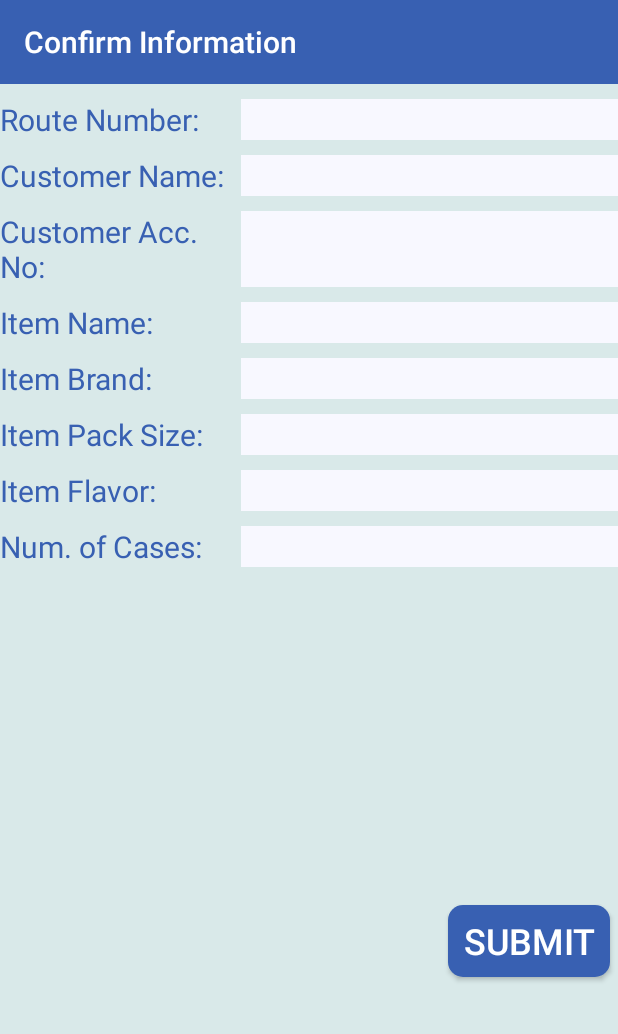
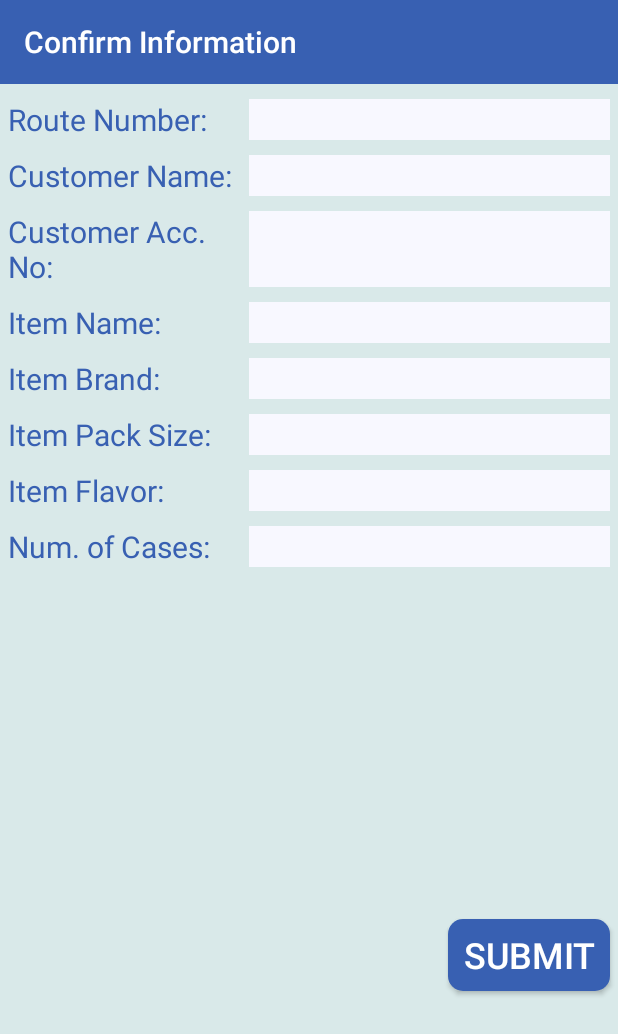
Before and after one commit to KershawnFranklyn/MerchandiserStockCount, an Android app: the ConfirmationActivity screen opened directly, with no data from a screen before it, on a phone screen of 412 x 824 dp. Shown: the top 1034 px of the screen. Run offline under Robolectric (Android 15) with nearby library versions, the phone set to English and light mode, and no system bars; 2 statements that could not run were skipped.

```diff
--- a/app/src/main/AndroidManifest.xml
+++ b/app/src/main/AndroidManifest.xml
@@ -1,6 +1,6 @@
 <?xml version="1.0" encoding="utf-8"?>
 <manifest xmlns:android="http://schemas.android.com/apk/res/android"
-    package="com.teammystic.merchandiserstockcount">
+    package="com.ecng3020project.merchandiserstockcount">
 
     <application
         android:allowBackup="true"
@@ -9,14 +9,14 @@
         android:roundIcon="@mipmap/ic_launcher_round"
         android:supportsRtl="true"
         android:theme="@style/Theme.AppCompat.NoActionBar">
-        <activity android:name=".MainActivity">
+        <activity android:name="com.ecng3020project.merchandiserstockcount.MainActivity">
             <intent-filter>
                 <action android:name="android.intent.action.MAIN" />
 
                 <category android:name="android.intent.category.LAUNCHER" />
             </intent-filter>
         </activity>
-        <activity android:name=".ConfirmationActivity"/>
+        <activity android:name="com.ecng3020project.merchandiserstockcount.ConfirmationActivity"/>
 
     </application>
 
--- /dev/null
+++ b/app/src/main/java/com/ecng3020project/merchandiserstockcount/ConfirmationActivity.java
@@ -0,0 +1,100 @@
+package com.ecng3020project.merchandiserstockcount;
+
+import android.content.Intent;
+import android.os.Bundle;
+import android.view.View;
+import android.widget.Button;
+import android.widget.EditText;
+import android.widget.Toast;
+
+import androidx.appcompat.app.AppCompatActivity;
+import androidx.appcompat.widget.Toolbar;
+
+public class ConfirmationActivity extends AppCompatActivity {
+
+    private Toolbar toolbar;
+
+    protected void onCreate(Bundle savedInstanceState)
+    {
+        super.onCreate(savedInstanceState);
+        setContentView(R.layout.confirmation_screen_ver_1_0);
+        toolbar = findViewById(R.id.toolBar);
+        setTitle("Confirm Information");
+        setSupportActionBar(toolbar);
+        final DatabaseAccess databaseAccess = DatabaseAccess.getInstance(this);
+        databaseAccess.open();
+        databaseAccess.createTable();
+        databaseAccess.close();
+
+        Intent intent = getIntent();
+        final String routeNumberString = intent.getStringExtra("routeNumberIntent");
+        final String customerNameString = intent.getStringExtra("customerNameIntent");
+        String customerAccountString = intent.getStringExtra("customerAccountIntent");
+        String itemNameString = intent.getStringExtra("itemNameIntent");
+        String itemBrandString = intent.getStringExtra("itemBrandIntent");
+        String itemPackSizeString = intent.getStringExtra("itemPackSizeIntent");
+        String itemFlavorString = intent.getStringExtra("itemFlavorIntent");
+        String numOfCasesString = intent.getStringExtra("numOfCasesIntent");
+
+        Toast toast = Toast.makeText(ConfirmationActivity.this,"Please confirm information. Click 'Submit' to save.", Toast.LENGTH_LONG);
+        toast.show();
+
+        final EditText routeNumTextView = findViewById(R.id.displayRouteNumberInputEditTextView);
+        routeNumTextView.setText(routeNumberString);
+
+        final EditText custNameTextView = findViewById(R.id.displayCustomerNameInputEditTextView);
+        custNameTextView.setText(customerNameString);
+
+        final EditText custAccTextView = findViewById(R.id.displayCustomerAccountInputEditTextView);
+        custAccTextView.setText(customerAccountString);
+
+        final EditText itemNameTextView = findViewById(R.id.displayItemNameInputEditTextView);
+        itemNameTextView.setText(itemNameString);
+
+        final EditText itemBrandTextView = findViewById(R.id.displayItemBrandInputEditTextView);
+        itemBrandTextView.setText(itemBrandString);
+
+        final EditText itemPackSizeTextView = findViewById(R.id.displayItemPackSizeInputEditTextView);
+        itemPackSizeTextView.setText(itemPackSizeString);
+
+        final EditText itemFlavorTextView = findViewById(R.id.displayItemFlavorInputEditTextView);
+        itemFlavorTextView.setText(itemFlavorString);
+
+        final EditText numOfCasesTextView = findViewById(R.id.displayNoOfCasesInputEditTextView);
+        numOfCasesTextView.setText(numOfCasesString);
+
+
+        final Button button = findViewById(R.id.submitBtn);
+        button.setOnClickListener(new View.OnClickListener() {
+            @Override
+            public void onClick(View view) {
+                databaseAccess.open();
+                Boolean test = databaseAccess.insertData(routeNumTextView.getText().toString(),
+                        custAccTextView.getText().toString(), custNameTextView.getText().toString(),
+                        itemNameTextView.getText().toString(), itemBrandTextView.getText().toString(),
+                        itemPackSizeTextView.getText().toString(), itemFlavorTextView.getText().toString(),
+                        numOfCasesTextView.getText().toString());
+                databaseAccess.close();
+
+
+                if(test == true){
+                    Toast toast = Toast.makeText(    ConfirmationActivity.this, "Saved Successfully", Toast.LENGTH_SHORT);
+                    toast.show();
+                }
+
+                if(test == false){
+                    Toast toast = Toast.makeText(    ConfirmationActivity.this, "Saved Unsuccessfully", Toast.LENGTH_SHORT);
+                    toast.show();
+                }
+
+            }
+        });
+
+
+    }
+
+
+
+
+
+}
--- a/app/src/main/java/com/teammystic/merchandiserstockcount/CustomAutoCompleteTextChangedListener.java
+++ b/app/src/main/java/com/ecng3020project/merchandiserstockcount/CustomAutoCompleteTextChangedListener.java
@@ -7,7 +7,7 @@
  *    Code Adapted to fit this project
  ***************************************************************************************/
 
-package com.teammystic.merchandiserstockcount;
+package com.ecng3020project.merchandiserstockcount;
 
 import android.annotation.SuppressLint;
 import android.content.Context;
--- a/app/src/main/java/com/teammystic/merchandiserstockcount/CustomAutoCompleteView.java
+++ b/app/src/main/java/com/ecng3020project/merchandiserstockcount/CustomAutoCompleteView.java
@@ -7,7 +7,7 @@
  *
  ***************************************************************************************/
 
-package com.teammystic.merchandiserstockcount;
+package com.ecng3020project.merchandiserstockcount;
 
 import android.content.Context;
 import android.util.AttributeSet;
--- a/app/src/main/java/com/teammystic/merchandiserstockcount/MyObject.java
+++ b/app/src/main/java/com/ecng3020project/merchandiserstockcount/MyObject.java
@@ -7,7 +7,7 @@
  *
  ***************************************************************************************/
 
-package com.teammystic.merchandiserstockcount;
+package com.ecng3020project.merchandiserstockcount;
 
 public class MyObject {
 
--- a/app/src/main/java/com/teammystic/merchandiserstockcount/ConfirmationActivity.java
+++ /dev/null
@@ -1,66 +0,0 @@
-package com.teammystic.merchandiserstockcount;
-
-import android.content.Intent;
-import android.os.Bundle;
-import android.view.View;
-import android.widget.EditText;
-import android.widget.TextView;
-import android.widget.Toast;
-
-import androidx.appcompat.app.AppCompatActivity;
-import androidx.appcompat.widget.Toolbar;
-
-import org.w3c.dom.Text;
-
-public class ConfirmationActivity extends AppCompatActivity {
-
-    private Toolbar toolbar;
-
-    protected void onCreate(Bundle savedInstanceState)
-    {
-        super.onCreate(savedInstanceState);
-        setContentView(R.layout.confirmation_screen_ver_1_0);
-        toolbar = findViewById(R.id.toolBar);
-        setTitle("Confirm Information");
-        setSupportActionBar(toolbar);
-
-        Intent intent = getIntent();
-        String routeNumberString = intent.getStringExtra("routeNumberIntent");
-        String customerNameString = intent.getStringExtra("customerNameIntent");
-        String customerAccountString = intent.getStringExtra("customerAccountIntent");
-        String itemNameString = intent.getStringExtra("itemNameIntent");
-        String itemBrandString = intent.getStringExtra("itemBrandIntent");
-        String itemPackSizeString = intent.getStringExtra("itemPackSizeIntent");
-        String itemFlavorString = intent.getStringExtra("itemFlavorIntent");
-        String numOfCasesString = intent.getStringExtra("numOfCasesIntent");
-
-        Toast toast = Toast.makeText(ConfirmationActivity.this,"Please confirm information. Click 'Submit' to save.", Toast.LENGTH_LONG);
-        toast.show();
-
-        EditText routeNumTextView = findViewById(R.id.displayRouteNumberInputEditTextView);
-        routeNumTextView.setText(routeNumberString);
-
-        EditText custNameTextView = findViewById(R.id.displayCustomerNameInputEditTextView);
-        custNameTextView.setText(customerNameString);
-
-        EditText custAccTextView = findViewById(R.id.displayCustomerAccountInputEditTextView);
-        custAccTextView.setText(customerAccountString);
-
-        EditText itemNameTextView = findViewById(R.id.displayItemNameInputEditTextView);
-        itemNameTextView.setText(itemNameString);
-
-        EditText itemBrandTextView = findViewById(R.id.displayItemBrandInputEditTextView);
-        itemBrandTextView.setText(itemBrandString);
-
-        EditText itemPackSizeTextView = findViewById(R.id.displayItemPackSizeInputEditTextView);
-        itemPackSizeTextView.setText(itemPackSizeString);
-
-        EditText itemFlavorTextView = findViewById(R.id.displayItemFlavorInputEditTextView);
-        itemFlavorTextView.setText(itemFlavorString);
-
-        EditText numOfCasesTextView = findViewById(R.id.displayNoOfCasesInputEditTextView);
-        numOfCasesTextView.setText(numOfCasesString);
-
-
-    }
-}
--- a/app/src/main/res/layout/confirmation_screen_ver_1_0.xml
+++ b/app/src/main/res/layout/confirmation_screen_ver_1_0.xml
@@ -11,6 +11,15 @@
         layout="@layout/toolbar_layout"
         android:layout_width="match_parent"
         android:layout_height="wrap_content" />
+
+    <androidx.core.widget.NestedScrollView
+        android:layout_width="match_parent"
+        android:layout_height="match_parent">
+
+        <LinearLayout
+            android:layout_width="match_parent"
+            android:layout_height="match_parent"
+            android:orientation="vertical">
 
             <Space
                 android:layout_width="match_parent"
@@ -28,7 +37,9 @@
                     android:layout_height="match_parent"
                     android:text="Route Number:"
                     android:textColor="@color/SMJTextBlue"
-            android:textSize="20sp" />
+                    android:textSize="20sp"
+                    android:layout_marginLeft="5sp"
+                    />
 
                 <Space
                     android:layout_width="5sp"
@@ -41,7 +52,8 @@
                     android:layout_weight="1"
                     android:background="@color/GhostWhite"
                     android:textColor="@color/SMJTextBlue"
-            android:textSize="20sp" />
+                    android:textSize="20sp"
+                    android:layout_marginRight="5sp"/>
 
             </LinearLayout>
 
@@ -61,7 +73,8 @@
                     android:layout_height="wrap_content"
                     android:text="Customer Name:"
                     android:textColor="@color/SMJTextBlue"
-            android:textSize="20sp" />
+                    android:textSize="20sp"
+                    android:layout_marginLeft="5sp"/>
 
                 <Space
                     android:layout_width="5sp"
@@ -74,7 +87,8 @@
                     android:layout_weight="1"
                     android:background="@color/GhostWhite"
                     android:textColor="@color/SMJTextBlue"
-            android:textSize="20sp" />
+                    android:textSize="20sp"
+                    android:layout_marginRight="5sp"/>
 
             </LinearLayout>
 
@@ -94,7 +108,8 @@
                     android:layout_height="wrap_content"
                     android:text="Customer Acc.\nNo:"
                     android:textColor="@color/SMJTextBlue"
-            android:textSize="20sp" />
+                    android:textSize="20sp"
+                    android:layout_marginLeft="5sp"/>
 
                 <Space
                     android:layout_width="5sp"
@@ -107,7 +122,8 @@
                     android:layout_weight="1"
                     android:background="@color/GhostWhite"
                     android:textColor="@color/SMJTextBlue"
-            android:textSize="20sp" />
+                    android:textSize="20sp"
+                    android:layout_marginRight="5sp"/>
 
             </LinearLayout>
 
@@ -127,7 +143,8 @@
                     android:layout_height="match_parent"
                     android:text="Item Name:"
                     android:textColor="@color/SMJTextBlue"
-            android:textSize="20sp" />
+                    android:textSize="20sp"
+                    android:layout_marginLeft="5sp"/>
 
                 <Space
                     android:layout_width="5sp"
@@ -140,7 +157,8 @@
                     android:layout_weight="1"
                     android:background="@color/GhostWhite"
                     android:textColor="@color/SMJTextBlue"
-            android:textSize="20sp" />
+                    android:textSize="20sp"
+                    android:layout_marginRight="5sp"/>
 
             </LinearLayout>
 
@@ -160,7 +178,8 @@
                     android:layout_height="match_parent"
                     android:text="Item Brand:"
                     android:textColor="@color/SMJTextBlue"
-            android:textSize="20sp" />
+                    android:textSize="20sp"
+                    android:layout_marginLeft="5sp"/>
 
                 <Space
                     android:layout_width="5sp"
@@ -173,7 +192,8 @@
                     android:layout_weight="1"
                     android:background="@color/GhostWhite"
                     android:textColor="@color/SMJTextBlue"
-            android:textSize="20sp" />
+                    android:textSize="20sp"
+                    android:layout_marginRight="5sp"/>
 
             </LinearLayout>
 
@@ -193,7 +213,8 @@
                     android:layout_height="match_parent"
                     android:text="Item Pack Size:"
                     android:textColor="@color/SMJTextBlue"
-            android:textSize="20sp" />
+                    android:textSize="20sp"
+                    android:layout_marginLeft="5sp"/>
 
                 <Space
                     android:layout_width="5sp"
@@ -206,7 +227,8 @@
                     android:layout_weight="1"
                     android:background="@color/GhostWhite"
                     android:textColor="@color/SMJTextBlue"
-            android:textSize="20sp" />
+                    android:textSize="20sp"
+                    android:layout_marginRight="5sp"/>
 
             </LinearLayout>
 
@@ -226,7 +248,8 @@
                     android:layout_height="match_parent"
                     android:text="Item Flavor:"
                     android:textColor="@color/SMJTextBlue"
-            android:textSize="20sp" />
+                    android:textSize="20sp"
+                    android:layout_marginLeft="5sp"/>
 
                 <Space
                     android:layout_width="5sp"
@@ -239,7 +262,8 @@
                     android:layout_weight="1"
                     android:background="@color/GhostWhite"
                     android:textColor="@color/SMJTextBlue"
-            android:textSize="20sp" />
+                    android:textSize="20sp"
+                    android:layout_marginRight="5sp"/>
 
             </LinearLayout>
 
@@ -259,7 +283,8 @@
                     android:layout_height="match_parent"
                     android:text="Num. of Cases:"
                     android:textColor="@color/SMJTextBlue"
-            android:textSize="20sp" />
+                    android:textSize="20sp"
+                    android:layout_marginLeft="5sp"/>
 
                 <Space
                     android:layout_width="5sp"
@@ -272,26 +297,32 @@
                     android:layout_weight="1"
                     android:background="@color/GhostWhite"
                     android:textColor="@color/SMJTextBlue"
-            android:textSize="20sp" />
+                    android:textSize="20sp"
+                    android:layout_marginRight="5sp"/>
 
             </LinearLayout>
 
             <Space
                 android:layout_width="match_parent"
-        android:layout_height="220sp"/>
+                android:layout_height="229sp"/>
 
             <Button
-        android:id="@+id/button2"
+                android:id="@+id/submitBtn"
                 android:layout_width="wrap_content"
                 android:layout_height="wrap_content"
                 android:layout_gravity="right"
+                android:layout_marginTop="5sp"
+                android:layout_marginRight="5sp"
+                android:layout_marginBottom="5sp"
                 android:background="@drawable/rounded_button"
-        android:text="Submit"
                 android:paddingStart="10sp"
                 android:paddingEnd="10sp"
-        android:layout_marginTop="5sp"
-        android:layout_marginBottom="5sp"
-        android:textSize="24sp"
-        android:layout_marginRight="5sp"/>
+                android:text="Submit"
+                android:textSize="24sp" />
 
         </LinearLayout>
+
+    </androidx.core.widget.NestedScrollView>
+
+
+</LinearLayout>
--- a/build.gradle
+++ b/build.gradle
@@ -8,6 +8,7 @@ buildscript {
     }
     dependencies {
         classpath 'com.android.tools.build:gradle:3.5.3'
+        classpath 'com.google.gms:google-services:4.3.2'
 
         // NOTE: Do not place your application dependencies here; they belong
         // in the individual module build.gradle files
```
Also changed, not shown: app/build.gradle (+9 -1 lines), app/src/main/java/com/ecng3020project/merchandiserstockcount/DatabaseAccess.java (renamed from app/src/main/java/com/teammystic/merchandiserstockcount/DatabaseAccess.java, +26 -16 lines), app/src/main/java/com/ecng3020project/merchandiserstockcount/DatabaseOpenHelper.java (renamed from app/src/main/java/com/teammystic/merchandiserstockcount/DatabaseOpenHelper.java, +19 -20 lines), app/src/main/java/com/ecng3020project/merchandiserstockcount/MainActivity.java (renamed from app/src/main/java/com/teammystic/merchandiserstockcount/MainActivity.java, +14 -22 lines), app/src/main/res/layout/input_form_ver_2_0.xml (+7 -7 lines), 5 other files. Lines whose indentation alone changed are shown as unchanged.
